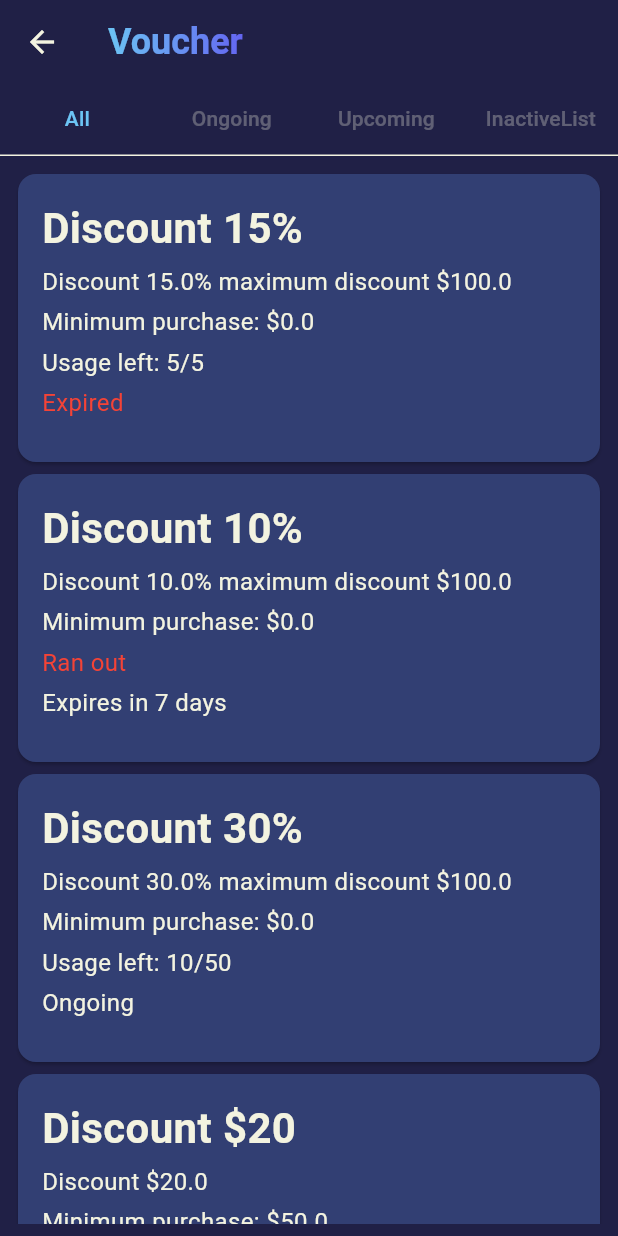
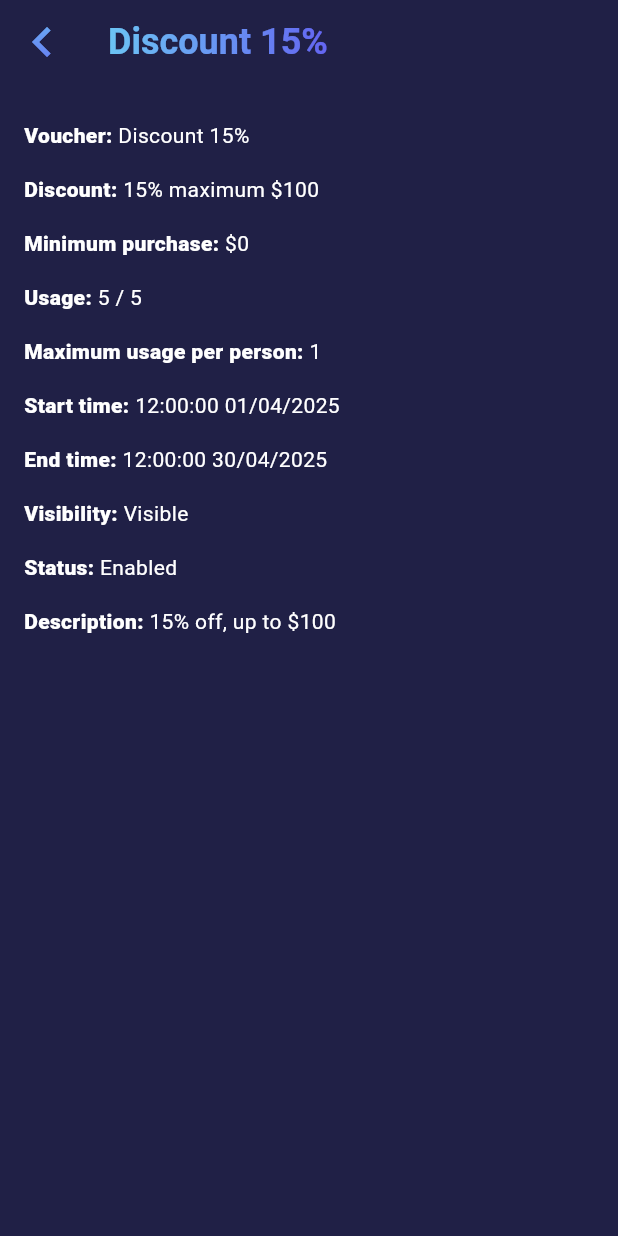
Before and after one commit to GizmoGlobe-SE121-P11-UIT/GizmoGlobe-Retailer_side, a Flutter app: the VoucherScreen screen opened directly, after a tap on "Discount 15%", on a phone screen of 412 x 824 dp. Run offline on Flutter 3.47's test engine with Material 3 defaults, Android fonts, the light colour scheme and no system bars; our stand-ins replace bloc, cloud_firestore, dropdown_search, equatable, firebase_auth, firebase_core and 2 more; accounts and stored records are empty; Roboto replaces fonts that are missing (Montserrat); statements that could not run were skipped.

Commit message:
add voucher detail

```diff
--- a/lib/objects/voucher_related/limited_amount_voucher_with_end_time.dart
+++ b/lib/objects/voucher_related/limited_amount_voucher_with_end_time.dart
@@ -25,7 +25,7 @@ class LimitedAmountVoucherWithEndTime
     required super.isEnabled,
     super.description,
 
-    super.isPercentage = true,
+    super.isPercentage = false,
     super.hasEndTime = true,
     super.isLimited = true,
 
--- a/lib/objects/voucher_related/limited_amount_voucher_without_end_time.dart
+++ b/lib/objects/voucher_related/limited_amount_voucher_without_end_time.dart
@@ -22,7 +22,7 @@ class LimitedAmountVoucherWithoutEndTime
     required super.isEnabled,
     super.description,
 
-    super.isPercentage = true,
+    super.isPercentage = false,
     super.hasEndTime = false,
     super.isLimited = true,
 
--- a/lib/objects/voucher_related/unlimited_amount_voucher_with_end_time.dart
+++ b/lib/objects/voucher_related/unlimited_amount_voucher_with_end_time.dart
@@ -22,7 +22,7 @@ class UnlimitedAmountVoucherWithEndTime
     required super.isEnabled,
     super.description,
 
-    super.isPercentage = true,
+    super.isPercentage = false,
     super.hasEndTime = true,
     super.isLimited = false,
 
--- a/lib/objects/voucher_related/unlimited_amount_voucher_without_end_time.dart
+++ b/lib/objects/voucher_related/unlimited_amount_voucher_without_end_time.dart
@@ -17,7 +17,7 @@ class UnlimitedAmountVoucherWithoutEndTime
     required super.isEnabled,
     super.description,
 
-    super.isPercentage = true,
+    super.isPercentage = false,
     super.hasEndTime = true,
     super.isLimited = false,
   });
--- a/lib/objects/voucher_related/voucher.dart
+++ b/lib/objects/voucher_related/voucher.dart
@@ -37,13 +37,14 @@ abstract class Voucher {
   void updateVoucher({
     String? voucherID,
     String? voucherName,
-    DateTime? startTime,
     double? discountValue,
     double? minimumPurchase,
     int? maxUsagePerPerson,
+    DateTime? startTime,
+
+    String? description,
     bool? isVisible,
     bool? isEnabled,
-    String? description,
   }) {
     this.voucherID = voucherID ?? this.voucherID;
     this.voucherName = voucherName ?? this.voucherName;
--- a/lib/objects/voucher_related/voucher_factory.dart
+++ b/lib/objects/voucher_related/voucher_factory.dart
@@ -137,13 +137,13 @@ class VoucherFactory {
   static Voucher createVoucher({
     required bool isLimited,
     required bool isPercentage,
-    required bool haveEndTime,
+    required bool hasEndTime,
     required Map<String, dynamic> properties,
   }) {
     final key = getKey(
       isLimited: isLimited,
       isPercentage: isPercentage,
-      haveEndTime: haveEndTime,
+      haveEndTime: hasEndTime,
     );
     final constructor = voucherConstructors[key];
     if (constructor == null) throw Exception('Invalid voucher type: $key');
@@ -154,7 +154,7 @@ class VoucherFactory {
     return createVoucher(
       isLimited: map['isLimited'] as bool,
       isPercentage: map['isPercentage'] as bool,
-      haveEndTime: map['hasEndTime'] as bool,
+      hasEndTime: map['hasEndTime'] as bool,
       properties: map,
     );
   }
--- a/lib/screens/main/main_screen/main_screen_view.dart
+++ b/lib/screens/main/main_screen/main_screen_view.dart
@@ -5,7 +5,7 @@ import 'package:gizmoglobe_client/screens/invoice/invoice_screen_view.dart';
 import 'package:gizmoglobe_client/screens/main/main_screen/main_screen_cubit.dart';
 import 'package:gizmoglobe_client/screens/product/product_screen/product_screen_view.dart';
 import 'package:gizmoglobe_client/screens/stakeholder/stakeholder_screen_view.dart';
-import 'package:gizmoglobe_client/screens/voucher/voucher_screen_view.dart';
+import 'package:gizmoglobe_client/screens/voucher/list/voucher_screen_view.dart';
 import '../../../widgets/general/selectable_gradient_icon.dart';
 import '../../home/home_screen/home_screen_view.dart';
 import '../../user/user_screen/user_screen_view.dart';
--- a/lib/screens/voucher/voucher_screen_cubit.dart
+++ b/lib/screens/voucher/list/voucher_screen_cubit.dart
@@ -1,9 +1,9 @@
 import 'package:flutter_bloc/flutter_bloc.dart';
-import 'package:gizmoglobe_client/objects/voucher_related/limited_interface.dart';
+import 'package:gizmoglobe_client/enums/voucher_related/voucher_status.dart';
 import 'package:gizmoglobe_client/objects/voucher_related/voucher.dart';
-import 'package:gizmoglobe_client/screens/voucher/voucher_screen_state.dart';
-import '../../../data/database/database.dart';
-import '../../objects/voucher_related/end_time_interface.dart';
+import 'package:gizmoglobe_client/screens/voucher/list/voucher_screen_state.dart';
+import '../../../../data/database/database.dart';
+import '../../../objects/voucher_related/end_time_interface.dart';
 
 class VoucherScreenCubit extends Cubit<VoucherScreenState> {
   VoucherScreenCubit() : super(const VoucherScreenState());
@@ -19,7 +19,7 @@ class VoucherScreenCubit extends Cubit<VoucherScreenState> {
     final now = DateTime.now();
 
     for (var voucher in voucherList) {
-      if (voucher.voucherTimeStatus.description == "Expired" || voucher.voucherRanOut || !voucher.isEnabled) {
+      if (voucher.voucherTimeStatus == VoucherTimeStatus.expired || voucher.voucherRanOut || !voucher.isEnabled) {
         inactiveList.add(voucher);
       } else if (voucher.startTime.isAfter(now)) {
         upcomingList.add(voucher);
--- a/lib/screens/voucher/voucher_screen_state.dart
+++ b/lib/screens/voucher/list/voucher_screen_state.dart
@@ -1,9 +1,8 @@
 import 'package:equatable/equatable.dart';
 import 'package:gizmoglobe_client/enums/processing/process_state_enum.dart';
-import 'package:gizmoglobe_client/objects/invoice_related/sales_invoice.dart';
 import 'package:gizmoglobe_client/objects/voucher_related/voucher.dart';
 
-import '../../enums/processing/dialog_name_enum.dart';
+import '../../../enums/processing/dialog_name_enum.dart';
 
 class VoucherScreenState extends Equatable {
   final List<Voucher> voucherList;
--- a/lib/screens/voucher/voucher_screen_view.dart
+++ b/lib/screens/voucher/list/voucher_screen_view.dart
@@ -1,15 +1,16 @@
 import 'package:flutter/material.dart';
 import 'package:flutter_bloc/flutter_bloc.dart';
 import 'package:gizmoglobe_client/enums/invoice_related/sales_status.dart';
-import 'package:gizmoglobe_client/screens/voucher/voucher_screen_cubit.dart';
-import 'package:gizmoglobe_client/screens/voucher/voucher_screen_state.dart';
+import 'package:gizmoglobe_client/screens/voucher/list/voucher_screen_cubit.dart';
+import 'package:gizmoglobe_client/screens/voucher/list/voucher_screen_state.dart';
+import 'package:gizmoglobe_client/screens/voucher/voucher_detail/voucher_detail_view.dart';
 import 'package:gizmoglobe_client/widgets/general/gradient_text.dart';
-import '../../../enums/processing/process_state_enum.dart';
-import '../../../widgets/dialog/information_dialog.dart';
-import '../../../widgets/general/app_text_style.dart';
-import '../../../widgets/general/gradient_icon_button.dart';
-import '../../widgets/voucher/voucher_widget.dart';
-import '../main/main_screen/main_screen_view.dart';
+import '../../../../enums/processing/process_state_enum.dart';
+import '../../../../widgets/dialog/information_dialog.dart';
+import '../../../../widgets/general/app_text_style.dart';
+import '../../../../widgets/general/gradient_icon_button.dart';
+import '../../../widgets/voucher/voucher_widget.dart';
+import '../../main/main_screen/main_screen_view.dart';
 
 class VoucherScreen extends StatefulWidget {
   const VoucherScreen({super.key});
@@ -119,7 +120,14 @@ class _VoucherScreenState extends State<VoucherScreen>
                               final voucher = state.voucherList[index];
                               return VoucherWidget(
                                 voucher: voucher,
-                                onPressed: () {},
+                                onPressed: () {
+                                  Navigator.push(
+                                    context,
+                                    MaterialPageRoute(
+                                      builder: (context) => VoucherDetailScreen.newInstance(voucher),
+                                    ),
+                                  );
+                                },
                               );
                             },
                           ),
@@ -137,7 +145,14 @@ class _VoucherScreenState extends State<VoucherScreen>
                               final voucher = state.ongoingList[index];
                               return VoucherWidget(
                                 voucher: voucher,
-                                onPressed: () {},
+                                onPressed: () {
+                                  Navigator.push(
+                                    context,
+                                    MaterialPageRoute(
+                                      builder: (context) => VoucherDetailScreen.newInstance(voucher),
+                                    ),
+                                  );
+                                },
                               );
                             },
                           ),
@@ -155,7 +170,14 @@ class _VoucherScreenState extends State<VoucherScreen>
                               final voucher = state.upcomingList[index];
                               return VoucherWidget(
                                 voucher: voucher,
-                                onPressed: () {},
+                                onPressed: () {
+                                  Navigator.push(
+                                    context,
+                                    MaterialPageRoute(
+                                      builder: (context) => VoucherDetailScreen.newInstance(voucher),
+                                    ),
+                                  );
+                                },
                               );
                             },
                           ),
@@ -173,7 +195,14 @@ class _VoucherScreenState extends State<VoucherScreen>
                               final voucher = state.inactiveList[index];
                               return VoucherWidget(
                                 voucher: voucher,
-                                onPressed: () {},
+                                onPressed: () {
+                                  Navigator.push(
+                                    context,
+                                    MaterialPageRoute(
+                                      builder: (context) => VoucherDetailScreen.newInstance(voucher),
+                                    ),
+                                  );
+                                },
                               );
                             },
                           ),
--- /dev/null
+++ b/lib/screens/voucher/voucher_detail/voucher_detail_cubit.dart
@@ -0,0 +1,60 @@
+import 'package:flutter/foundation.dart';
+import 'package:flutter_bloc/flutter_bloc.dart';
+import 'package:gizmoglobe_client/data/database/database.dart';
+import 'package:gizmoglobe_client/enums/voucher_related/voucher_status.dart';
+import 'package:gizmoglobe_client/objects/product_related/product.dart';
+import 'package:gizmoglobe_client/screens/voucher/voucher_detail/voucher_detail_state.dart';
+
+import '../../../data/firebase/firebase.dart';
+import '../../../enums/processing/dialog_name_enum.dart';
+import '../../../enums/processing/notify_message_enum.dart';
+import '../../../enums/processing/process_state_enum.dart';
+import '../../../enums/product_related/product_status_enum.dart';
+import '../../../objects/voucher_related/voucher.dart';
+
+class VoucherDetailCubit extends Cubit<VoucherDetailState> {
+  VoucherDetailCubit(Voucher voucher) : super(VoucherDetailState(voucher: voucher));
+
+  void toLoading() {
+    emit(state.copyWith(processState: ProcessState.loading));
+  }
+
+  void toIdle() {
+    emit(state.copyWith(processState: ProcessState.idle));
+  }
+
+  // Future<void> changeProductStatus() async {
+  //   try {
+  //     ProductStatusEnum status;
+  //     if (state.product.status == ProductStatusEnum.discontinued) {
+  //       if (state.product.stock == 0) {
+  //         status = ProductStatusEnum.outOfStock;
+  //       } else {
+  //         status = ProductStatusEnum.active;
+  //       }
+  //     } else {
+  //       status = ProductStatusEnum.discontinued;
+  //     }
+  //
+  //     await Firebase().changeProductStatus(state.product.productID!, status);
+  //
+  //     Product product = state.product;
+  //     product.updateProduct(status: status);
+  //     emit(state.copyWith(product: product));
+  //
+  //     emit(state.copyWith(processState: ProcessState.success, notifyMessage: NotifyMessage.msg15, dialogName: DialogName.success));
+  //   } catch (e) {
+  //     if (kDebugMode) {
+  //       print(e);
+  //     }
+  //     emit(state.copyWith(processState: ProcessState.failure, notifyMessage: NotifyMessage.msg16, dialogName: DialogName.failure));
+  //   }
+  // }
+  //
+  // void updateProduct() {
+  //   Product product = Database().productList.firstWhere((element) => element.productID == state.product.productID);
+  //   emit(state.copyWith(product: product));
+  //   _initializeTechnicalSpecs();
+  // }
+
+}
--- /dev/null
+++ b/lib/screens/voucher/voucher_detail/voucher_detail_state.dart
@@ -0,0 +1,39 @@
+import 'package:equatable/equatable.dart';
+import 'package:gizmoglobe_client/enums/processing/dialog_name_enum.dart';
+import 'package:gizmoglobe_client/enums/processing/notify_message_enum.dart';
+import 'package:gizmoglobe_client/enums/processing/process_state_enum.dart';
+import 'package:gizmoglobe_client/objects/product_related/product.dart';
+
+import '../../../objects/voucher_related/voucher.dart';
+
+
+class VoucherDetailState extends Equatable {
+  final Voucher voucher;
+  final ProcessState processState;
+  final DialogName dialogName;
+  final NotifyMessage notifyMessage;
+
+  const VoucherDetailState({
+    required this.voucher,
+    this.processState = ProcessState.idle,
+    this.dialogName = DialogName.empty,
+    this.notifyMessage = NotifyMessage.empty,
+  });
+
+  @override
+  List<Object?> get props => [voucher, processState, dialogName, notifyMessage];
+
+  VoucherDetailState copyWith({
+    Voucher? voucher,
+    ProcessState? processState,
+    DialogName? dialogName,
+    NotifyMessage? notifyMessage,
+  }) {
+    return VoucherDetailState(
+      voucher: voucher ?? this.voucher,
+      processState: processState ?? this.processState,
+      dialogName: dialogName ?? this.dialogName,
+      notifyMessage: notifyMessage ?? this.notifyMessage,
+    );
+  }
+}
--- /dev/null
+++ b/lib/screens/voucher/voucher_detail/voucher_detail_view.dart
@@ -0,0 +1,183 @@
+import 'package:flutter/material.dart';
+import 'package:flutter_bloc/flutter_bloc.dart';
+import 'package:gizmoglobe_client/functions/converter.dart';
+import 'package:gizmoglobe_client/objects/voucher_related/limited_interface.dart';
+import 'package:gizmoglobe_client/screens/voucher/voucher_detail/voucher_detail_cubit.dart';
+import 'package:gizmoglobe_client/screens/voucher/voucher_detail/voucher_detail_state.dart';
+import 'package:gizmoglobe_client/widgets/general/gradient_icon_button.dart';
+import 'package:intl/intl.dart';
+
+import '../../../enums/processing/process_state_enum.dart';
+import '../../../objects/voucher_related/end_time_interface.dart';
+import '../../../objects/voucher_related/percentage_interface.dart';
+import '../../../objects/voucher_related/voucher.dart';
+import '../../../widgets/general/gradient_text.dart';
+
+
+class VoucherDetailScreen extends StatefulWidget {
+  final Voucher voucher;
+  const VoucherDetailScreen({super.key, required this.voucher});
+
+  static Widget newInstance(Voucher voucher) =>
+      BlocProvider(
+        create: (context) => VoucherDetailCubit(voucher),
+        child: VoucherDetailScreen(voucher: voucher),
+      );
+
+  @override
+  State<VoucherDetailScreen> createState() => _VoucherDetailScreen();
+}
+
+class _VoucherDetailScreen extends State<VoucherDetailScreen> {
+  VoucherDetailCubit get cubit => context.read<VoucherDetailCubit>();
+
+  @override
+  Widget build(BuildContext context) {
+    return Scaffold(
+      appBar: AppBar(
+        elevation: 0,
+        leading: BlocBuilder<VoucherDetailCubit, VoucherDetailState>(
+          builder: (context, state) =>
+              GradientIconButton(
+                icon: Icons.chevron_left,
+                onPressed: () =>
+                {
+                  if (widget.voucher != state.voucher) {
+                    Navigator.pop(context, ProcessState.success)
+                  } else
+                    {
+                      Navigator.pop(context, state.processState)
+                    }
+                },
+                fillColor: Colors.transparent,
+              ),
+        ),
+        title: BlocBuilder<VoucherDetailCubit, VoucherDetailState>(
+          builder: (context, state) =>
+              GradientText(
+                text: state.voucher.voucherName,
+              ),
+        ),
+      ),
+      body: BlocBuilder<VoucherDetailCubit, VoucherDetailState>(
+        builder: (context, state) {
+          return Stack(
+            children: [
+              SingleChildScrollView(
+                child: Column(
+                  crossAxisAlignment: CrossAxisAlignment.start,
+                  children: [
+                    Padding(
+                      padding: const EdgeInsets.all(16.0),
+                      child: Column(
+                        crossAxisAlignment: CrossAxisAlignment.start,
+                        children: [
+                          _buildInfoRow(
+                            title: 'Voucher',
+                            value: state.voucher.voucherName,
+                          ),
+
+                          _buildInfoRow(
+                            title: 'Discount',
+                            value: state.voucher.isPercentage
+                                ? '${Converter.formatDouble(state.voucher
+                                .discountValue)}% maximum \$${Converter
+                                .formatDouble(
+                                (state.voucher as PercentageInterface)
+                                    .maximumDiscountValue)}'
+                                : '\$${Converter.formatDouble(
+                                state.voucher.discountValue)}',
+                          ),
+
+                          _buildInfoRow(
+                            title: 'Minimum purchase',
+                            value: '\$${Converter.formatDouble(
+                                state.voucher.minimumPurchase)}',
+                          ),
+
+                          if (state.voucher.isLimited)
+                            _buildInfoRow(
+                              title: 'Usage',
+                              value: '${(state.voucher as LimitedInterface).usageLeft} / ${(state.voucher as LimitedInterface).maximumUsage}',
+                            ),
+
+                          _buildInfoRow(
+                            title: 'Maximum usage per person',
+                            value: '${state.voucher.maxUsagePerPerson}',
+                          ),
+
+                          _buildInfoRow(
+                            title: 'Start time',
+                            value: DateFormat('hh:mm:ss dd/MM/yyyy').format(
+                                state.voucher.startTime),
+                          ),
+
+                          if (state.voucher.hasEndTime)
+                            _buildInfoRow(
+                              title: 'End time',
+                              value: DateFormat('hh:mm:ss dd/MM/yyyy').format(
+                                  (state.voucher as EndTimeInterface).endTime),
+                            )
+                          else
+                            _buildInfoRow(
+                              title: 'End time',
+                              value: 'No end time',
+                            ),
+
+                          _buildInfoRow(
+                              title: 'Visibility',
+                              value: state.voucher.isVisible ? 'Visible' : 'Hidden'
+                          ),
+
+                          _buildInfoRow(
+                              title: 'Status',
+                              value: state.voucher.isEnabled ? 'Enabled' : 'Disabled'
+                          ),
+
+                          if (state.voucher.description != null)
+                            _buildInfoRow(
+                              title: 'Description',
+                              value: state.voucher.description!,
+                            ),
+                        ],
+                      ),
+                    ),
+                  ],
+                ),
+              ),
+            ],
+          );
+        },
+      ),
+    );
+  }
+
+  Widget _buildInfoRow({
+    required String title,
+    required String value,
+  }) {
+    return Padding(
+      padding: const EdgeInsets.symmetric(vertical: 8.0),
+      child: Row(
+        children: [
+          Text(
+            '$title: ',
+            style: const TextStyle(
+              fontWeight: FontWeight.w900,
+              color: Colors.white,
+            ),
+          ),
+          Expanded(
+            child: Text(
+              value,
+              style: const TextStyle(
+                color: Colors.white,
+                fontWeight: FontWeight.w400,
+              ),
+            ),
+          ),
+        ],
+      ),
+    );
+  }
+}
--- a/lib/widgets/voucher/voucher_widget.dart
+++ b/lib/widgets/voucher/voucher_widget.dart
@@ -1,8 +1,5 @@
 import 'package:flutter/material.dart';
-import 'package:gizmoglobe_client/objects/voucher_related/end_time_interface.dart';
-import '../../enums/voucher_related/voucher_status.dart';
 import '../../objects/voucher_related/voucher.dart';
-import '../general/app_text_style.dart';
 
 class VoucherWidget extends StatelessWidget {
   final Voucher voucher;
```
